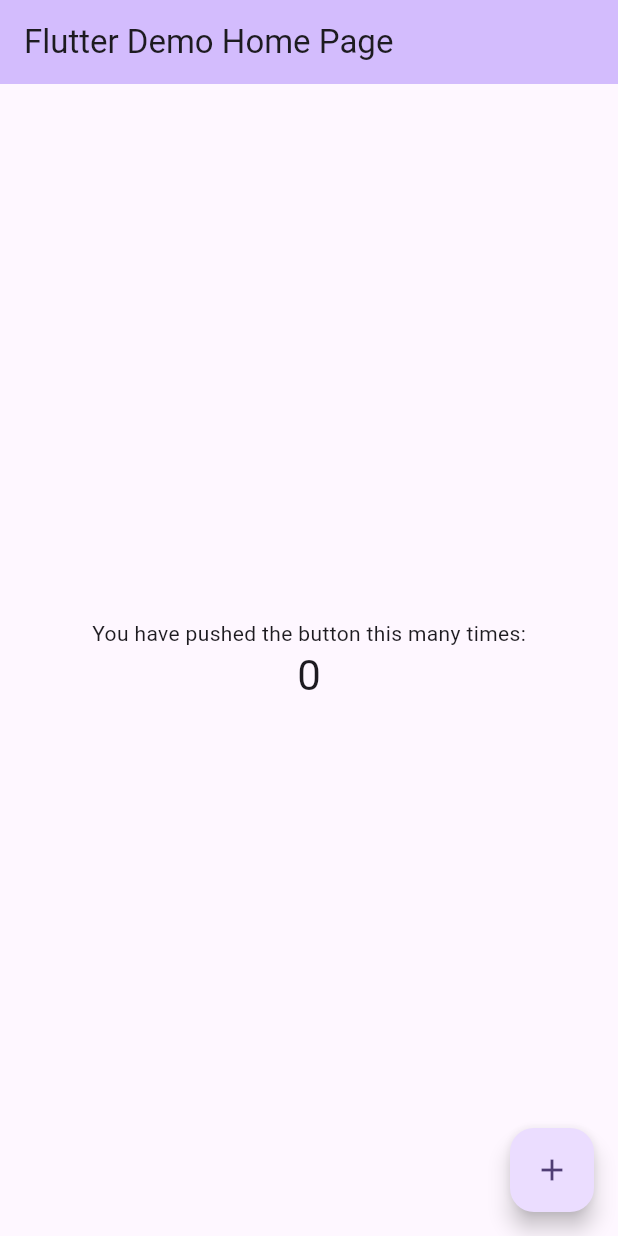
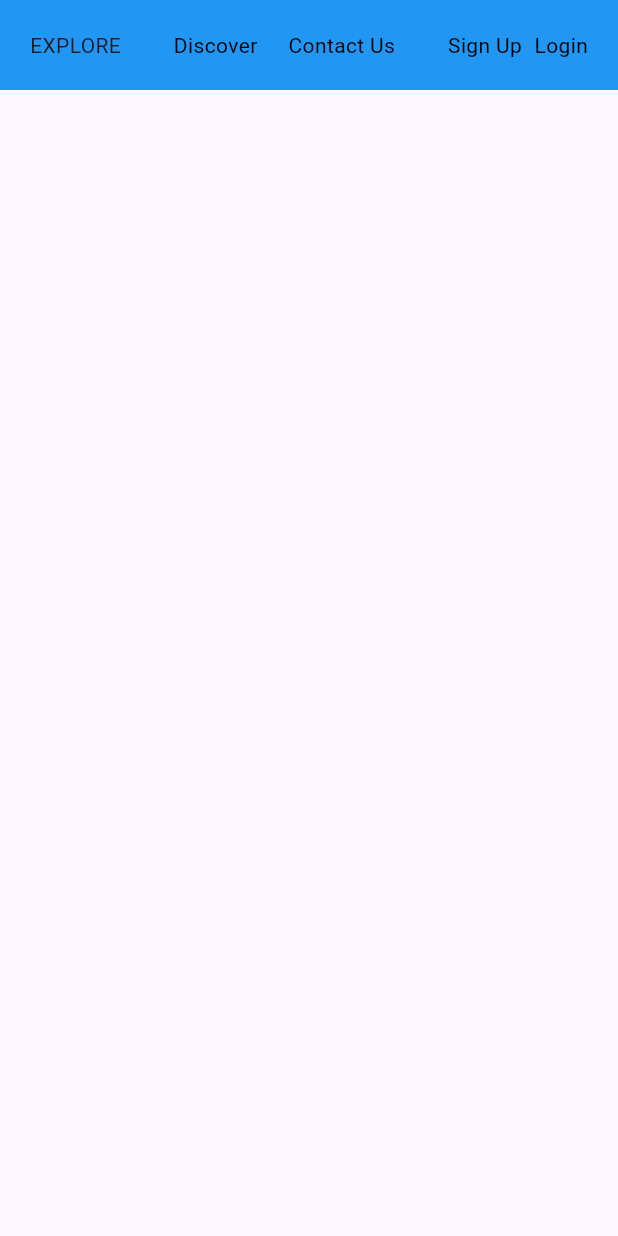
Before and after one commit to Ghazal-Jamalzadeh/responsive_flutter_web, a Flutter app: the screen it shows after launch, on a phone screen of 412 x 824 dp. Run offline on Flutter 3.47's test engine with Material 3 defaults, Android fonts, the phone set to English and light mode, and no system bars.

Commit message:
added Toolbar web

```diff
--- a/lib/main.dart
+++ b/lib/main.dart
@@ -1,125 +1,87 @@
 import 'package:flutter/material.dart';
 
 void main() {
-  runApp(const MyApp());
+  runApp( MyApp());
 }
 
 class MyApp extends StatelessWidget {
-  const MyApp({super.key});
-
-  // This widget is the root of your application.
   @override
   Widget build(BuildContext context) {
     return MaterialApp(
-      title: 'Flutter Demo',
+      title: 'Explore',
       theme: ThemeData(
-        // This is the theme of your application.
-        //
-        // TRY THIS: Try running your application with "flutter run". You'll see
-        // the application has a purple toolbar. Then, without quitting the app,
-        // try changing the seedColor in the colorScheme below to Colors.green
-        // and then invoke "hot reload" (save your changes or press the "hot
-        // reload" button in a Flutter-supported IDE, or press "r" if you used
-        // the command line to start the app).
-        //
-        // Notice that the counter didn't reset back to zero; the application
-        // state is not lost during the reload. To reset the state, use hot
-        // restart instead.
-        //
-        // This works for code too, not just values: Most code changes can be
-        // tested with just a hot reload.
-        colorScheme: ColorScheme.fromSeed(seedColor: Colors.deepPurple),
-        useMaterial3: true,
+        visualDensity: VisualDensity.adaptivePlatformDensity,
       ),
-      home: const MyHomePage(title: 'Flutter Demo Home Page'),
+      home: HomePage(),
     );
   }
 }
 
-class MyHomePage extends StatefulWidget {
-  const MyHomePage({super.key, required this.title});
-
-  // This widget is the home page of your application. It is stateful, meaning
-  // that it has a State object (defined below) that contains fields that affect
-  // how it looks.
-
-  // This class is the configuration for the state. It holds the values (in this
-  // case the title) provided by the parent (in this case the App widget) and
-  // used by the build method of the State. Fields in a Widget subclass are
-  // always marked "final".
-
-  final String title;
-
+class HomePage extends StatefulWidget {
   @override
-  State<MyHomePage> createState() => _MyHomePageState();
+  _HomePageState createState() => _HomePageState();
 }
 
-class _MyHomePageState extends State<MyHomePage> {
-  int _counter = 0;
-
-  void _incrementCounter() {
-    setState(() {
-      // This call to setState tells the Flutter framework that something has
-      // changed in this State, which causes it to rerun the build method below
-      // so that the display can reflect the updated values. If we changed
-      // _counter without calling setState(), then the build method would not be
-      // called again, and so nothing would appear to happen.
-      _counter++;
-    });
-  }
-
+class _HomePageState extends State<HomePage> {
   @override
   Widget build(BuildContext context) {
-    // This method is rerun every time setState is called, for instance as done
-    // by the _incrementCounter method above.
-    //
-    // The Flutter framework has been optimized to make rerunning build methods
-    // fast, so that you can just rebuild anything that needs updating rather
-    // than having to individually change instances of widgets.
+    var screenSize = MediaQuery.of(context).size;
+
     return Scaffold(
-      appBar: AppBar(
-        // TRY THIS: Try changing the color here to a specific color (to
-        // Colors.amber, perhaps?) and trigger a hot reload to see the AppBar
-        // change color while the other colors stay the same.
-        backgroundColor: Theme.of(context).colorScheme.inversePrimary,
-        // Here we take the value from the MyHomePage object that was created by
-        // the App.build method, and use it to set our appbar title.
-        title: Text(widget.title),
-      ),
-      body: Center(
-        // Center is a layout widget. It takes a single child and positions it
-        // in the middle of the parent.
-        child: Column(
-          // Column is also a layout widget. It takes a list of children and
-          // arranges them vertically. By default, it sizes itself to fit its
-          // children horizontally, and tries to be as tall as its parent.
-          //
-          // Column has various properties to control how it sizes itself and
-          // how it positions its children. Here we use mainAxisAlignment to
-          // center the children vertically; the main axis here is the vertical
-          // axis because Columns are vertical (the cross axis would be
-          // horizontal).
-          //
-          // TRY THIS: Invoke "debug painting" (choose the "Toggle Debug Paint"
-          // action in the IDE, or press "p" in the console), to see the
-          // wireframe for each widget.
-          mainAxisAlignment: MainAxisAlignment.center,
-          children: <Widget>[
-            const Text(
-              'You have pushed the button this many times:',
+      appBar: PreferredSize(
+        preferredSize: Size(screenSize.width, 1000),
+        child: Container(
+          color: Colors.blue,
+          child: Padding(
+            padding: EdgeInsets.all(20),
+            child: Row(
+              children: [
+                Text('EXPLORE'),
+                Expanded(
+                  child: Row(
+                    mainAxisAlignment: MainAxisAlignment.center,
+                    children: [
+                      InkWell(
+                        onTap: () {},
+                        child: Text(
+                          'Discover',
+                          style: TextStyle(color: Colors.black),
+                        ),
+                      ),
+                      SizedBox(width: screenSize.width / 20),
+                      InkWell(
+                        onTap: () {},
+                        child: Text(
+                          'Contact Us',
+                          style: TextStyle(color: Colors.black),
+                        ),
+                      ),
+                    ],
+                  ),
+                ),
+                InkWell(
+                  onTap: () {},
+                  child: Text(
+                    'Sign Up',
+                    style: TextStyle(color: Colors.black),
+                  ),
+                ),
+                SizedBox(
+                  width: screenSize.width / 50,
+                ),
+                InkWell(
+                  onTap: () {},
+                  child: Text(
+                    'Login',
+                    style: TextStyle(color: Colors.black),
+                  ),
+                ),
+              ],
             ),
-            Text(
-              '$_counter',
-              style: Theme.of(context).textTheme.headlineMedium,
-            ),
-          ],
+          ),
         ),
       ),
-      floatingActionButton: FloatingActionButton(
-        onPressed: _incrementCounter,
-        tooltip: 'Increment',
-        child: const Icon(Icons.add),
-      ), // This trailing comma makes auto-formatting nicer for build methods.
+      body: Container(),
     );
   }
 }
```
